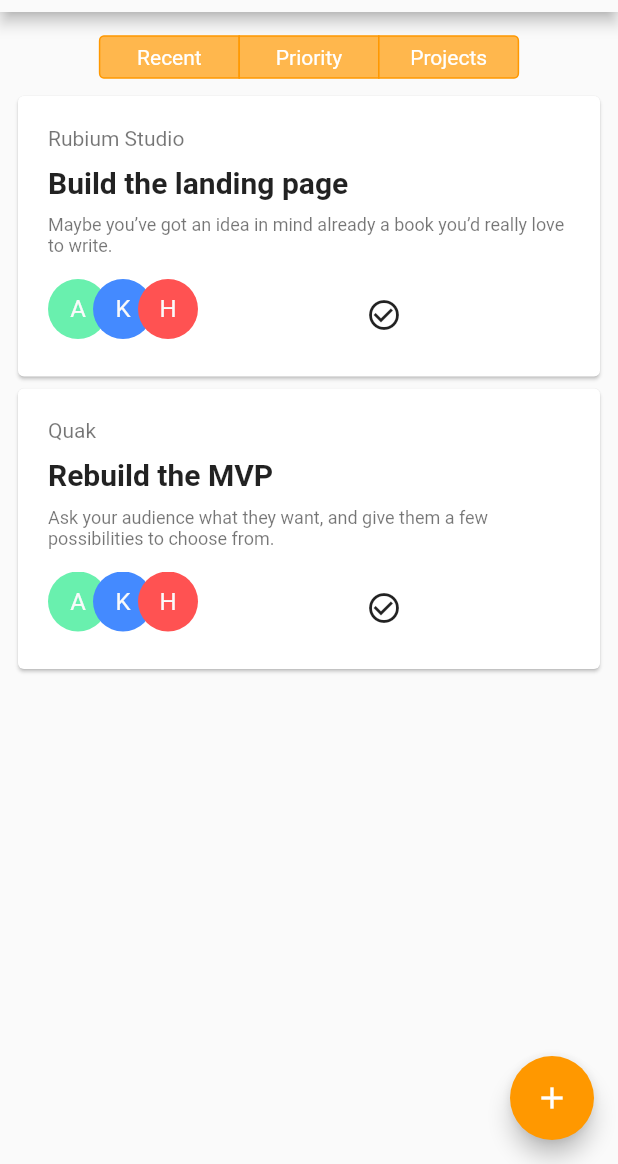
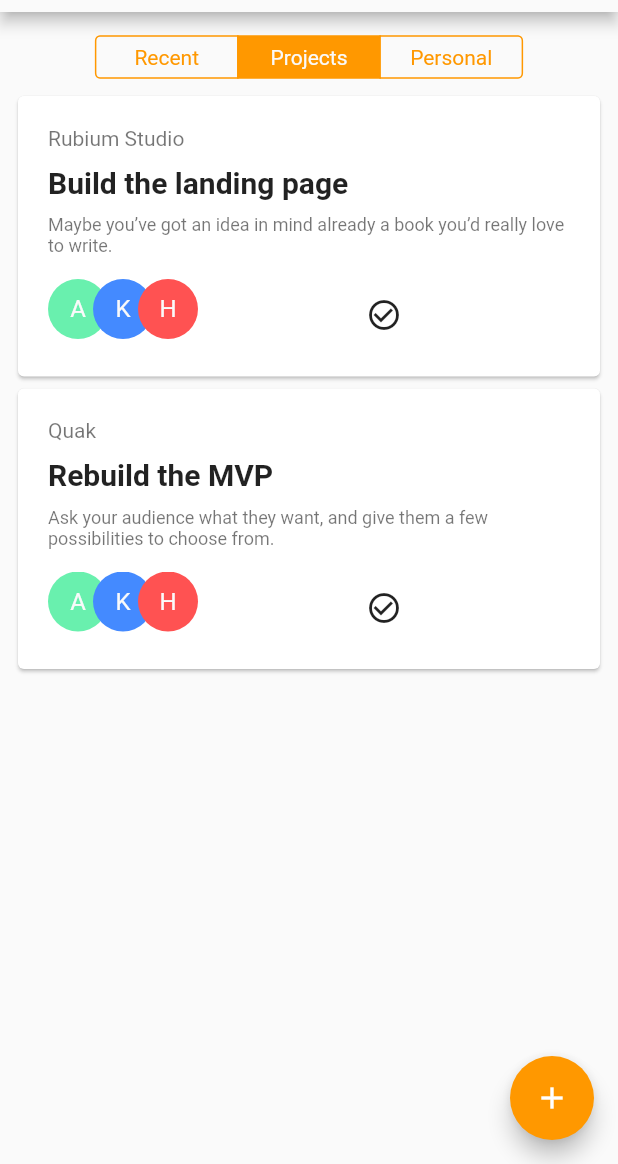
Before and after one commit to amirhesham65/Panther-App, a Flutter app: the screen it shows after launch, after a tap on "Projects", on a phone screen of 412 x 824 dp, the part 72-1236 px from its top. Run offline on Flutter 3.47's test engine with Material 2 defaults, Android fonts, the phone set to English and light mode, and no system bars.

```diff
--- a/lib/views/HomeView.dart
+++ b/lib/views/HomeView.dart
@@ -4,7 +4,13 @@ import 'package:panther_app/components/drawer.dart';
 import 'package:panther_app/components/task_card.dart';
 
 // The home (Today) view widget
-class HomeView extends StatelessWidget {
+class HomeView extends StatefulWidget {
+  @override
+  _HomeViewState createState() => _HomeViewState();
+}
+
+class _HomeViewState extends State<HomeView> {
+  int _currentSegment = 0;
   @override
   Widget build(BuildContext context) {
     return Scaffold(
@@ -38,14 +44,18 @@ class HomeView extends StatelessWidget {
                     const EdgeInsets.symmetric(horizontal: 10.0, vertical: 8.0),
                 child: Center(
                   child: CupertinoSegmentedControl(
-                    unselectedColor: Colors.orange[300],
-                    pressedColor: Colors.orange,
-                    selectedColor: Colors.white,
-                    onValueChanged: (value) {},
-                    children: <Key, Widget>{
-                      UniqueKey(): Padding(padding: EdgeInsets.symmetric(vertical: 5.0, horizontal: 25.0), child: Text("Recent"),),
-                      UniqueKey(): Padding(padding: EdgeInsets.all(3.0), child: Text("Priority"),),
-                      UniqueKey(): Padding(padding: EdgeInsets.all(3.0), child: Text("Projects"),),
+                    unselectedColor: Theme.of(context).canvasColor,
+                    pressedColor: Theme.of(context).accentColor,
+                    groupValue: _currentSegment,
+                    onValueChanged: (value) {
+                      setState(() {
+                        _currentSegment = value;
+                      });
+                    },
+                    children: <int, Widget>{
+                      0: Padding(padding: EdgeInsets.symmetric(vertical: 5.0, horizontal: 20.0), child: Text("Recent"),),
+                      1: Padding(padding: EdgeInsets.symmetric(vertical: 5.0, horizontal: 20.0), child: Text("Projects"),),
+                      2: Padding(padding: EdgeInsets.symmetric(vertical: 5.0, horizontal: 20.0), child: Text("Personal"),),
                     },
                   ),
                 ),
```
